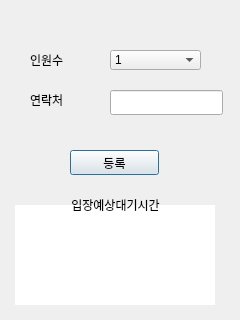
Above: src/gui/user_reg.ui from iot-team5-project/iot-waitingsystem before the change. Below: the same form after it.
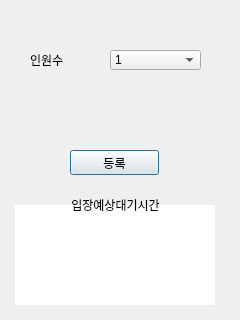
That is the form after the change.

The edit to the form file:
```diff
--- a/src/gui/user_reg.ui
+++ b/src/gui/user_reg.ui
@@ -123,29 +123,6 @@
     <set>Qt::AlignCenter</set>
    </property>
   </widget>
-  <widget class="QLabel" name="phoneLabel">
-   <property name="geometry">
-    <rect>
-     <x>30</x>
-     <y>90</y>
-     <width>41</width>
-     <height>20</height>
-    </rect>
-   </property>
-   <property name="text">
-    <string>연락처</string>
-   </property>
-  </widget>
-  <widget class="QLineEdit" name="lineEdit">
-   <property name="geometry">
-    <rect>
-     <x>110</x>
-     <y>90</y>
-     <width>113</width>
-     <height>25</height>
-    </rect>
-   </property>
-  </widget>
  </widget>
  <resources/>
  <connections/>
```
